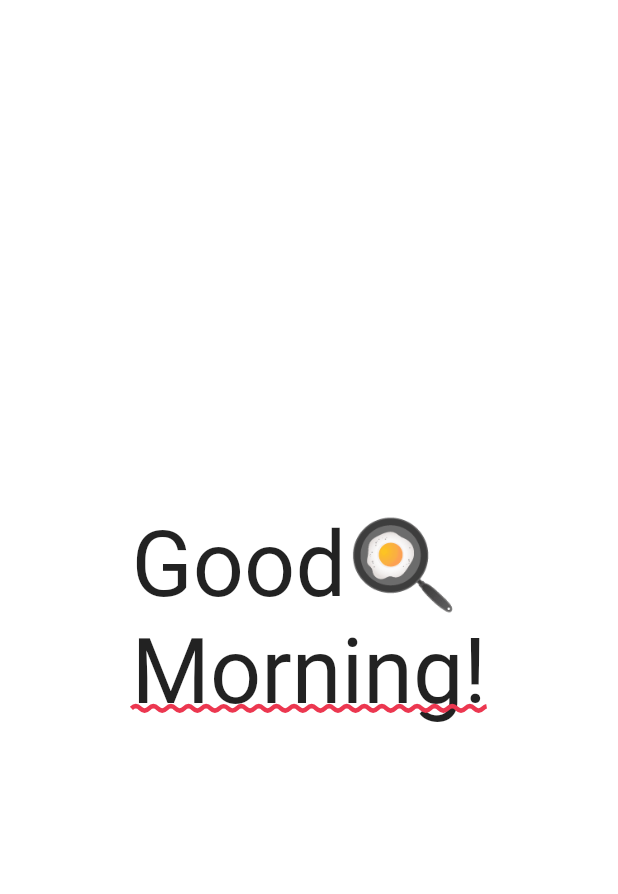
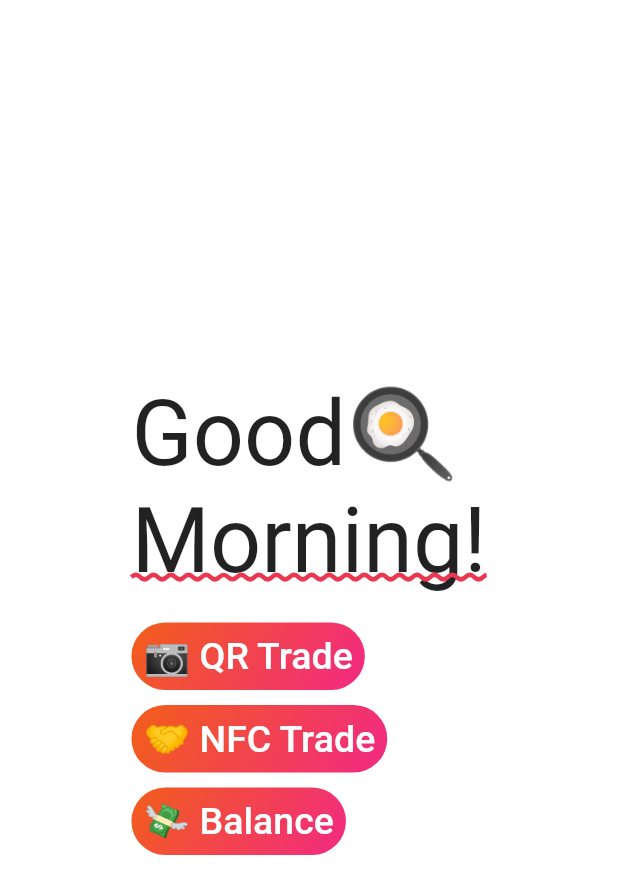
Before and after one commit to gleich/Hack-Club-GP, a Flutter app: the screen it shows after launch, on a phone screen of 412 x 824 dp. Shown: the top 894 px of the screen. Run offline on Flutter 3.47's test engine with Material 2 defaults, Android fonts, the phone set to English and light mode, and no system bars; our stand-ins replace flutter_staggered_animations.

Commit message:
✨ Add home page buttons
Signed-off-by: Matthew Gleich <matthewgleich@gmail.com>

```diff
--- a/lib/main.dart
+++ b/lib/main.dart
@@ -17,7 +17,7 @@ class _HackClubGP extends StatelessWidget {
       home: HomeRoute(),
       theme: themes.lightTheme,
       darkTheme: themes.darkTheme,
-      // themeMode: ThemeMode.light,
+      themeMode: ThemeMode.light,
     );
   }
 }
--- a/lib/routes/home/home.dart
+++ b/lib/routes/home/home.dart
@@ -1,8 +1,10 @@
 // 🐦 Flutter imports:
 import 'package:flutter/material.dart';
 
-// 📦 Package imports:
-import 'package:flutter_staggered_animations/flutter_staggered_animations.dart';
+// 🌎 Project imports:
+import 'package:hack_club_gp/routes/home/widgets/buttons.dart';
+import 'package:hack_club_gp/routes/home/widgets/text.dart';
+import 'package:hack_club_gp/widgets/buttons.dart';
 
 class HomeRoute extends StatelessWidget {
   @override
@@ -14,69 +16,13 @@ class HomeRoute extends StatelessWidget {
           mainAxisAlignment: MainAxisAlignment.center,
           children: <Widget>[
             Greeting(),
+            const SizedBox(
+              height: 20,
+            ),
+            PageButtons(),
           ],
         ),
       ),
     );
   }
 }
-
-class Greeting extends StatelessWidget {
-  final _morningEmoji = '🍳';
-  final _afternoonEmoji = ' ☕';
-  final _eveningEmoji = '🦉';
-
-  final _fontSize = 60.0;
-
-  @override
-  Widget build(BuildContext context) {
-    String emoji;
-    String timeOfDay;
-
-    final hour = DateTime.now().hour;
-    if (hour < 12) {
-      emoji = _morningEmoji;
-      timeOfDay = 'Morning';
-    } else if (hour < 17) {
-      emoji = _afternoonEmoji;
-      timeOfDay = 'Afternoon';
-    } else {
-      emoji = _eveningEmoji;
-      timeOfDay = 'Evening';
-    }
-
-    return AnimationLimiter(
-      child: Column(
-        crossAxisAlignment: CrossAxisAlignment.start,
-        children: AnimationConfiguration.toStaggeredList(
-          childAnimationBuilder: (widget) => SlideAnimation(
-            duration: const Duration(seconds: 1),
-            horizontalOffset: -70,
-            child: FadeInAnimation(
-              duration: const Duration(seconds: 1),
-              child: widget,
-            ),
-          ),
-          children: <Widget>[
-            Text(
-              "Good$emoji",
-              style: TextStyle(
-                fontSize: _fontSize,
-              ),
-            ),
-            Text(
-              '$timeOfDay!',
-              style: TextStyle(
-                fontSize: _fontSize,
-                decoration: TextDecoration.underline,
-                decorationColor: Theme.of(context).primaryColor,
-                decorationStyle: TextDecorationStyle.wavy,
-                decorationThickness: 1,
-              ),
-            ),
-          ],
-        ),
-      ),
-    );
-  }
-}
--- /dev/null
+++ b/lib/routes/home/widgets/buttons.dart
@@ -0,0 +1,52 @@
+// 🐦 Flutter imports:
+import 'package:flutter/material.dart';
+
+// 📦 Package imports:
+import 'package:flutter_staggered_animations/flutter_staggered_animations.dart';
+
+// 🌎 Project imports:
+import 'package:hack_club_gp/widgets/buttons.dart';
+
+class PageButtons extends StatelessWidget {
+  @override
+  Widget build(BuildContext context) {
+    return AnimationLimiter(
+      child: Column(
+        crossAxisAlignment: CrossAxisAlignment.start,
+        children: AnimationConfiguration.toStaggeredList(
+          duration: const Duration(seconds: 1),
+          childAnimationBuilder: (widget) => SlideAnimation(
+            horizontalOffset: 70,
+            child: FadeInAnimation(
+              child: widget,
+            ),
+          ),
+          children: <Widget>[
+            HackClubButton(
+              child: Text(
+                "📷 QR Trade",
+                style: Theme.of(context).textTheme.button,
+              ),
+              onPressed: () => print("QR Trade"),
+            ),
+            HackClubButton(
+              child: Text(
+                "🤝 NFC Trade",
+                style: Theme.of(context).textTheme.button,
+              ),
+              onPressed: () => print("NFC Trade"),
+              padding: const EdgeInsets.symmetric(vertical: 10),
+            ),
+            HackClubButton(
+              child: Text(
+                "💸 Balance",
+                style: Theme.of(context).textTheme.button,
+              ),
+              onPressed: () => print("Balance"),
+            ),
+          ],
+        ),
+      ),
+    );
+  }
+}
--- /dev/null
+++ b/lib/routes/home/widgets/text.dart
@@ -0,0 +1,65 @@
+// 🐦 Flutter imports:
+import 'package:flutter/material.dart';
+
+// 📦 Package imports:
+import 'package:flutter_staggered_animations/flutter_staggered_animations.dart';
+
+class Greeting extends StatelessWidget {
+  final _morningEmoji = '🍳';
+  final _afternoonEmoji = ' ☕';
+  final _eveningEmoji = '🦉';
+
+  final _fontSize = 60.0;
+
+  @override
+  Widget build(BuildContext context) {
+    String emoji;
+    String timeOfDay;
+
+    final hour = DateTime.now().hour;
+    if (hour < 12) {
+      emoji = _morningEmoji;
+      timeOfDay = 'Morning';
+    } else if (hour < 17) {
+      emoji = _afternoonEmoji;
+      timeOfDay = 'Afternoon';
+    } else {
+      emoji = _eveningEmoji;
+      timeOfDay = 'Evening';
+    }
+
+    return AnimationLimiter(
+      child: Column(
+        crossAxisAlignment: CrossAxisAlignment.start,
+        children: AnimationConfiguration.toStaggeredList(
+          childAnimationBuilder: (widget) => SlideAnimation(
+            duration: const Duration(seconds: 1),
+            horizontalOffset: -70,
+            child: FadeInAnimation(
+              duration: const Duration(seconds: 1),
+              child: widget,
+            ),
+          ),
+          children: <Widget>[
+            Text(
+              "Good$emoji",
+              style: TextStyle(
+                fontSize: _fontSize,
+              ),
+            ),
+            Text(
+              '$timeOfDay!',
+              style: TextStyle(
+                fontSize: _fontSize,
+                decoration: TextDecoration.underline,
+                decorationColor: Theme.of(context).primaryColor,
+                decorationStyle: TextDecorationStyle.wavy,
+                decorationThickness: 1,
+              ),
+            ),
+          ],
+        ),
+      ),
+    );
+  }
+}
--- a/lib/themes.dart
+++ b/lib/themes.dart
@@ -4,6 +4,12 @@ import 'package:flutter/material.dart';
 class Themes {
   // Shared Values
   static const _primaryColor = Color.fromRGBO(236, 55, 80, 1);
+  final _textTheme = TextTheme(
+    button: TextStyle(
+      fontSize: 25,
+      color: Colors.white,
+    ),
+  );
 
   ThemeData get darkTheme => ThemeData(
         brightness: Brightness.dark,
@@ -12,6 +18,7 @@ class Themes {
         ),
         scaffoldBackgroundColor: Color.fromRGBO(23, 23, 29, 1),
         primaryColor: _primaryColor,
+        textTheme: _textTheme,
       );
 
   ThemeData get lightTheme => ThemeData(
@@ -21,5 +28,6 @@ class Themes {
         ),
         scaffoldBackgroundColor: Colors.white,
         primaryColor: _primaryColor,
+        textTheme: _textTheme,
       );
 }
--- /dev/null
+++ b/lib/widgets/buttons.dart
@@ -0,0 +1,41 @@
+// 🐦 Flutter imports:
+import 'package:flutter/material.dart';
+
+class HackClubButton extends StatelessWidget {
+  final Widget child;
+  final void Function() onPressed;
+  final EdgeInsets padding;
+
+  HackClubButton({
+    @required this.child,
+    @required this.onPressed,
+    this.padding,
+  });
+
+  @override
+  Widget build(BuildContext context) {
+    return GestureDetector(
+      onTap: onPressed,
+      child: Padding(
+        padding: padding ?? EdgeInsets.all(0),
+        child: Container(
+          child: Padding(
+            padding: const EdgeInsets.all(8.0),
+            child: child,
+          ),
+          decoration: BoxDecoration(
+            borderRadius: BorderRadius.circular(30),
+            gradient: LinearGradient(
+              begin: Alignment(-1.0, -2.0),
+              end: Alignment(1.0, 2.0),
+              colors: <Color>[
+                Color.fromRGBO(242, 98, 18, 1),
+                Color.fromRGBO(242, 37, 138, 1)
+              ],
+            ),
+          ),
+        ),
+      ),
+    );
+  }
+}
```
Also changed, not shown: pubspec.lock.
